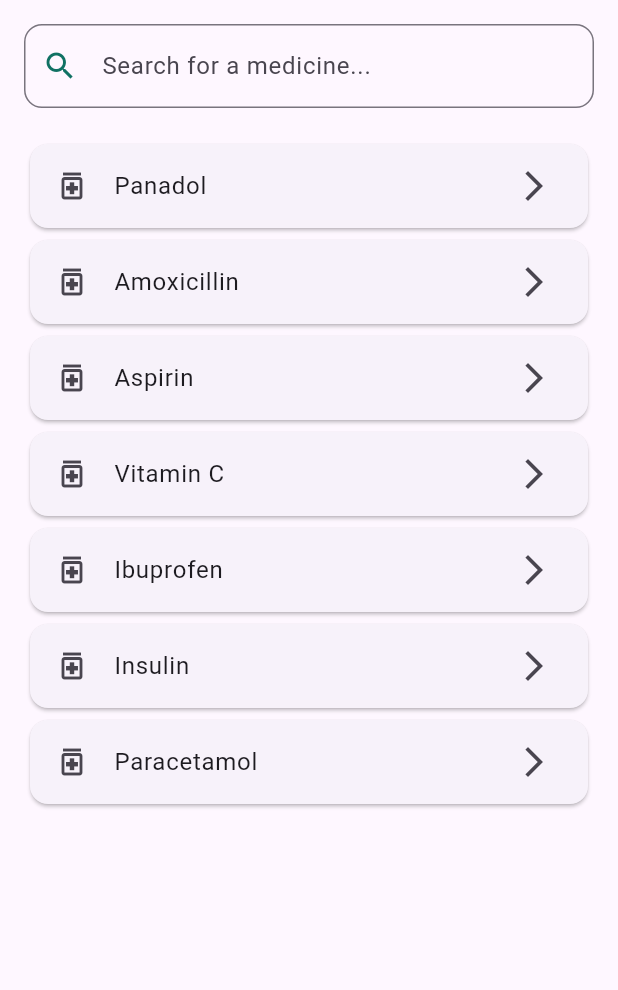
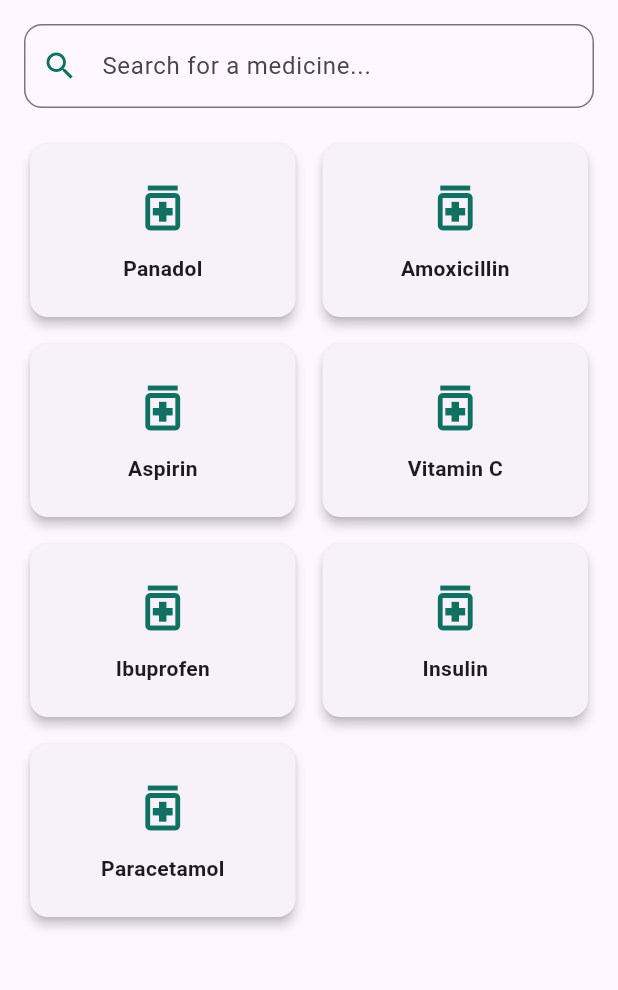
Before and after one commit to Emad-Nasri/pharmacy-app, a Flutter app: the SearchPage screen opened directly, on a phone screen of 412 x 824 dp, the part 84-1074 px from its top. Run offline on Flutter 3.47's test engine with Material 3 defaults, Android fonts, the phone set to English and light mode, and no system bars; our stand-ins replace get.

Commit message:
i edited on search page and i made it grid view when it was list view

```diff
--- a/lib/pages/search_page.dart
+++ b/lib/pages/search_page.dart
@@ -43,7 +43,9 @@ class _SearchPageState extends State<SearchPage> {
   Widget build(BuildContext context) {
     return Scaffold(
       drawer: const Drawer(
-          backgroundColor: const Color(0xff107163), child: MyDrawer()),
+        backgroundColor: Color(0xff107163),
+        child: MyDrawer(),
+      ),
       appBar: AppBar(
         backgroundColor: const Color(0xff107163),
         iconTheme: const IconThemeData(color: Colors.white),
@@ -70,20 +72,42 @@ class _SearchPageState extends State<SearchPage> {
             ),
             const SizedBox(height: 20),
 
-            // results list
+            // results grid
             Expanded(
               child: filteredItems.isNotEmpty
-                  ? ListView.builder(
+                  ? GridView.builder(
+                      gridDelegate:
+                          const SliverGridDelegateWithFixedCrossAxisCount(
+                        crossAxisCount: 2, // 2 أعمدة
+                        mainAxisSpacing: 10,
+                        crossAxisSpacing: 10,
+                        childAspectRatio: 3 / 2,
+                      ),
                       itemCount: filteredItems.length,
                       itemBuilder: (context, index) {
-                        return Card(
-                          child: ListTile(
-                            title: Text(filteredItems[index]),
-                            leading: const Icon(Icons.medication_outlined),
-                            trailing: const Icon(Icons.arrow_forward_ios),
-                            onTap: () {
-                              // تفاصيل الدواء (اختياري)
-                            },
+                        return GestureDetector(
+                          onTap: () {
+                            // يمكنك إضافة التنقل إلى تفاصيل المنتج هنا
+                          },
+                          child: Card(
+                            elevation: 3,
+                            shape: RoundedRectangleBorder(
+                              borderRadius: BorderRadius.circular(12),
+                            ),
+                            child: Column(
+                              mainAxisAlignment: MainAxisAlignment.center,
+                              children: [
+                                const Icon(Icons.medication_outlined,
+                                    size: 40, color: Color(0xff107163)),
+                                const SizedBox(height: 10),
+                                Text(
+                                  filteredItems[index],
+                                  style: const TextStyle(
+                                    fontWeight: FontWeight.bold,
+                                  ),
+                                ),
+                              ],
+                            ),
                           ),
                         );
                       },
```
Also changed, not shown: lib/components/my_category.dart (added, +39 -0 lines), lib/pages/home_page.dart (+66 -2 lines), 4 other files.
